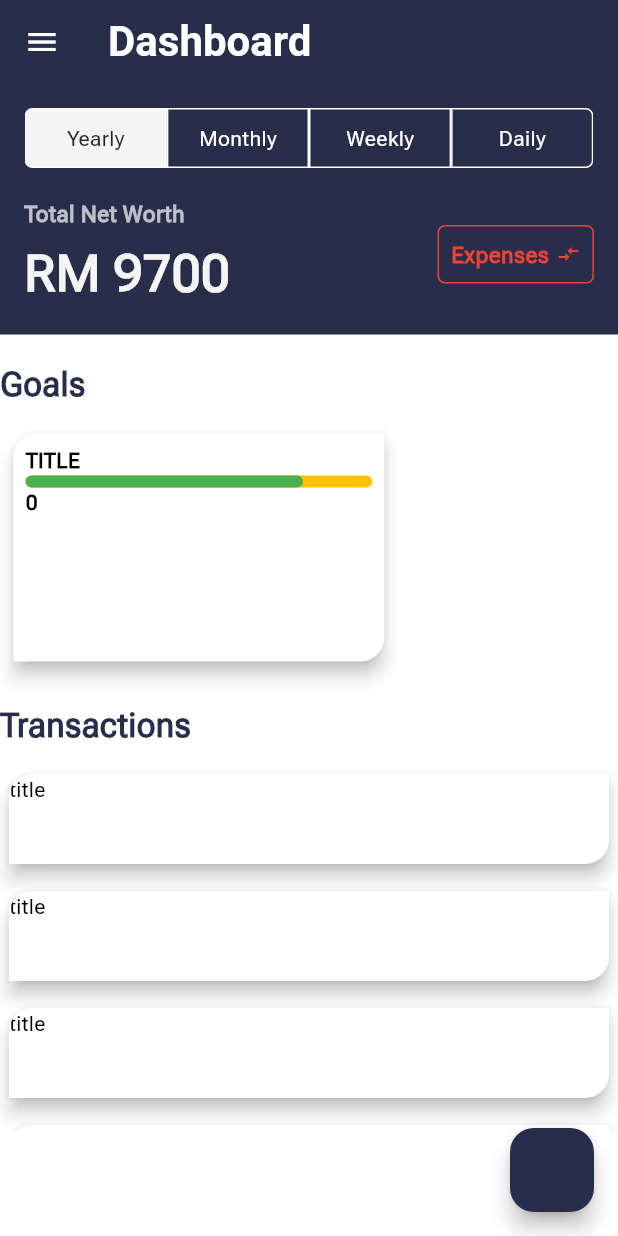
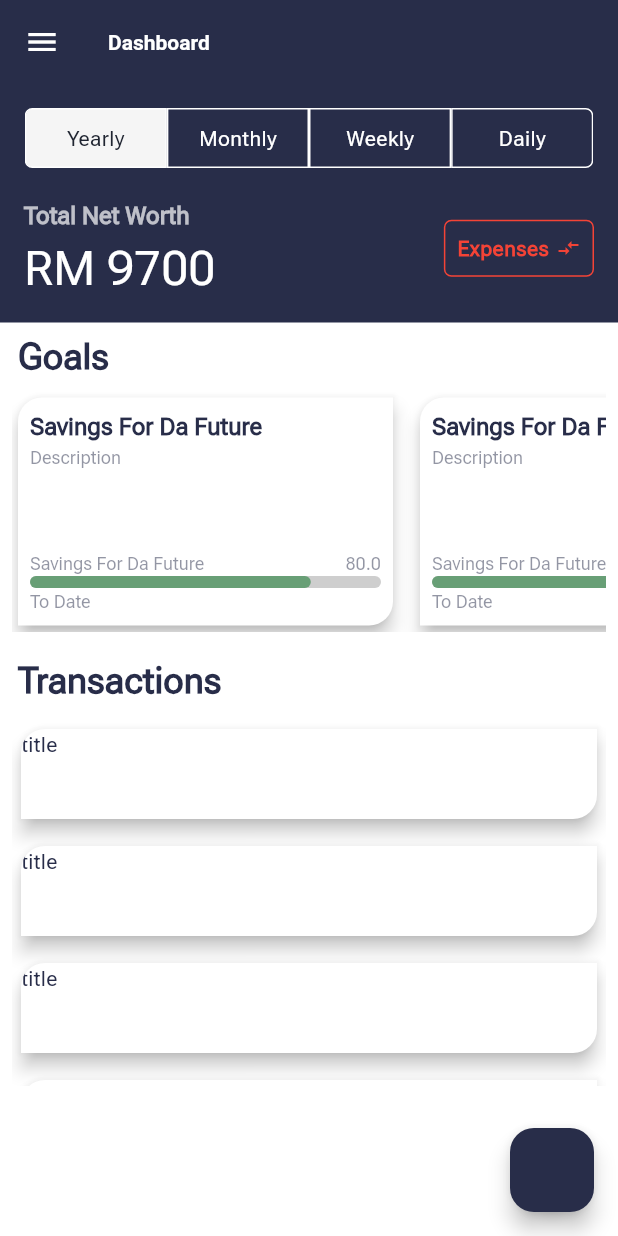
Before and after one commit to AnwarBujangHuat/budgetapp, a Flutter app: the screen it shows after launch, on a phone screen of 412 x 824 dp. Run offline on Flutter 3.47's test engine with Material 3 defaults, Android fonts, the phone set to English and light mode, and no system bars; our stand-ins replace connectivity_plus, dartz, dio, fl_chart, freezed_annotation, hooks_riverpod and 1 more; generated files the repository leaves out were written again.

Commit message:
🔥 ♻️ freezed file

```diff
--- a/lib/app/app_style.dart
+++ b/lib/app/app_style.dart
@@ -5,11 +5,63 @@ ThemeData lightThemeData = ThemeData(
     appBarTheme: const AppBarTheme(
         backgroundColor: AppColors.darkBlue,
         iconTheme: IconThemeData(color: AppColors.white),
-        titleTextStyle: TextStyle(
-            fontSize: AppFontSizes.title1,
-            color: AppColors.white,
-            fontWeight: FontWeight.bold)),
+        titleTextStyle:
+            TextStyle(color: AppColors.white, fontWeight: FontWeight.bold)),
     cardColor: AppColors.white,
+    textTheme: const TextTheme(
+      titleSmall: TextStyle(
+        letterSpacing: 0,
+        fontSize: FontSize.smallTitle,
+        fontWeight: FontWeight.bold,
+        color: AppColors.darkBlue,
+      ),
+      titleMedium: TextStyle(
+        letterSpacing: 0,
+        fontSize: FontSize.mediumTitle,
+        color: AppColors.darkBlue,
+      ),
+      displaySmall: TextStyle(
+        letterSpacing: 0,
+        fontSize: FontSize.smallDisplay,
+        color: AppColors.darkBlue,
+      ),
+      displayMedium: TextStyle(
+        fontSize: FontSize.mediumDisplay,
+        fontWeight: FontWeight.w900,
+        color: AppColors.darkBlue,
+      ),
+      displayLarge: TextStyle(
+        fontSize: FontSize.largeDisplay,
+        color: AppColors.darkBlue,
+      ),
+      titleLarge: TextStyle(
+        fontSize: FontSize.largeTitle,
+        fontWeight: FontWeight.bold,
+        color: AppColors.darkBlue,
+      ),
+      bodySmall: TextStyle(
+        fontSize: FontSize.subtitle,
+        color: AppColors.darkBlue,
+      ),
+      bodyMedium: TextStyle(
+        fontSize: FontSize.body,
+        color: AppColors.darkBlue,
+      ),
+      bodyLarge: TextStyle(
+        fontSize: FontSize.smallTitle,
+        color: AppColors.darkBlue,
+      ),
+      labelMedium: TextStyle(
+        letterSpacing: 0,
+        fontSize: FontSize.body,
+        color: AppColors.darkBlue,
+      ),
+      labelSmall: TextStyle(
+        letterSpacing: 0,
+        fontSize: FontSize.subtitle,
+        color: AppColors.darkBlueLessOpacity,
+      ),
+    ),
     colorScheme: const ColorScheme(
         brightness: Brightness.light,
         primary: AppColors.darkBlue,
@@ -53,11 +105,12 @@ class AppColors {
   static const Color cardBackgroundColor = Color.fromARGB(255, 28, 28, 28);
   static const Color blackVariant = Color(0xFF333333);
   static const Color darkBlue = Color(0xFF282D49);
+  static const Color darkBlueLessOpacity =
+      Color.fromARGB(128, 0x28, 0x2D, 0x49);
   static const Color primaryDarkBackground = Color.fromARGB(255, 19, 19, 20);
   static const Color secondaryDarkBackground = Color(0xFF1F212A);
   static const Color darkBlueVariant = Color(0xFF202531);
-  static const Color lightGreen = Colors.green;
-  static const Color lightGreenVariant = Colors.lightGreen;
+  static const Color lightGreen = Color(0xCC4F9360);
   static const Color lightRed = Colors.red;
   static const Color lightRedVariant = Colors.redAccent;
   static const Color darkYellow = Color(0xFFFFD700);
@@ -65,26 +118,13 @@ class AppColors {
   static const Color lightYellowVariant = Color(0xFFFFFACD);
 }
 
-class AppFontSizes {
-  static const double title4 = 34.0;
-
-  static const double title1 = 28.0;
-
-  static const double title2 = 22.0;
-
-  static const double title3 = 20.0;
-
-  static const double headline = 17.0;
-
-  static const double subheadline = 15.0;
-
-  static const double body = 16.0;
-
-  static const double callout = 16.0;
-
-  static const double footnote = 13.0;
-
-  static const double caption1 = 12.0;
-
-  static const double caption2 = 11.0;
+class FontSize {
+  static const double largeDisplay = 96;
+  static const double mediumDisplay = 48;
+  static const double smallDisplay = 32;
+  static const double largeTitle = 24;
+  static const double mediumTitle = 20;
+  static const double smallTitle = 16;
+  static const double body = 14;
+  static const double subtitle = 12;
 }
--- a/lib/common/widgets/header.dart
+++ b/lib/common/widgets/header.dart
@@ -1,4 +1,3 @@
-import 'package:budgetapp/app/app_style.dart';
 import 'package:flutter/material.dart';
 
 class AHeader extends StatelessWidget {
@@ -9,12 +8,8 @@ class AHeader extends StatelessWidget {
     final theme = Theme.of(context);
 
     return Padding(
-      padding: const EdgeInsets.symmetric(vertical: 8.0),
-      child: Text(title,
-          style: TextStyle(
-              fontSize: AppFontSizes.title2,
-              color: theme.primaryColorLight,
-              fontWeight: FontWeight.bold)),
+      padding: const EdgeInsets.symmetric(vertical: 8.0, horizontal: 4),
+      child: Text(title, style: theme.textTheme.titleLarge),
     );
   }
 }
--- a/lib/presentation/dashboard/view/dashboard_view.dart
+++ b/lib/presentation/dashboard/view/dashboard_view.dart
@@ -49,8 +49,15 @@ class DashboardView extends ConsumerWidget {
           shrinkWrap: true,
           children: const [
             MyHeader(),
-            MyGoals(),
-            MyTransactions(),
+            Padding(
+              padding: EdgeInsets.symmetric(horizontal: 8.0),
+              child: Column(
+                children: [
+                  MyGoals(),
+                  MyTransactions(),
+                ],
+              ),
+            )
           ],
         ),
       ),
@@ -63,6 +70,8 @@ class MyHeader extends ConsumerWidget {
 
   @override
   Widget build(BuildContext context, WidgetRef ref) {
+    final theme = Theme.of(context);
+
     String selectedValue = ref.watch(selectedButtonProvider) ??
         AppLocalizations.of(context)!.expenses;
 
@@ -106,20 +115,14 @@ class MyHeader extends ConsumerWidget {
                       children: [
                         Text(
                           AppLocalizations.of(context)!.totalNetWorth,
-                          style: const TextStyle(
-                            fontSize: AppFontSizes.subheadline,
-                            color: AppColors.offWhiteVariant,
-                            fontWeight: FontWeight.bold,
-                          ),
+                          style: theme.textTheme.titleSmall!
+                              .copyWith(color: AppColors.offWhiteVariant),
                         ),
                         const SizedH05(),
-                        const Text(
+                        Text(
                           "RM 9700",
-                          style: TextStyle(
-                            fontSize: AppFontSizes.title4,
-                            color: AppColors.offWhite,
-                            fontWeight: FontWeight.bold,
-                          ),
+                          style: theme.textTheme.displaySmall!
+                              .copyWith(color: AppColors.white),
                         ),
                       ],
                     ),
@@ -138,7 +141,7 @@ class MyHeader extends ConsumerWidget {
                             color: selectedValue !=
                                     AppLocalizations.of(context)!.income
                                 ? AppColors.lightRed
-                                : AppColors.lightGreenVariant,
+                                : AppColors.lightGreen,
                           ),
                           borderRadius: BorderRadius.circular(5),
                         ),
@@ -150,11 +153,10 @@ class MyHeader extends ConsumerWidget {
                               Text(
                                 selectedValue,
                                 style: TextStyle(
-                                  fontSize: AppFontSizes.subheadline,
                                   color: selectedValue !=
                                           AppLocalizations.of(context)!.income
                                       ? AppColors.lightRed
-                                      : AppColors.lightGreenVariant,
+                                      : AppColors.lightGreen,
                                   fontWeight: FontWeight.bold,
                                 ),
                               ),
@@ -165,7 +167,7 @@ class MyHeader extends ConsumerWidget {
                                 color: selectedValue !=
                                         AppLocalizations.of(context)!.income
                                     ? AppColors.lightRed
-                                    : AppColors.lightGreenVariant,
+                                    : AppColors.lightGreen,
                               ),
                             ],
                           ),
@@ -208,7 +210,6 @@ class MyGoals extends ConsumerWidget {
     return Column(
       crossAxisAlignment: CrossAxisAlignment.start,
       children: [
-        const SizedH10(),
         const AHeader(title: "Goals"),
         ref.watch(transactionViewmodelProvider).when(
           loading: () {
@@ -216,19 +217,19 @@ class MyGoals extends ConsumerWidget {
           },
           data: (dataList) {
             return SizedBox(
-              height: 170,
+              height: 160,
               child: ListView.separated(
-                padding: const EdgeInsets.all(5),
+                padding: EdgeInsets.zero,
                 separatorBuilder: (context, index) => const SizedW10(),
                 scrollDirection: Axis.horizontal,
                 itemBuilder: (context, index) => GoalCard(
                   onPressed: () {},
-                  title: index.toString(),
-                  description: '',
+                  title: "Savings For Da Future",
+                  description: 'Description',
                   total: 100,
                   progress: 80,
                 ),
-                itemCount: 1,
+                itemCount: 3,
               ),
             );
           },
--- a/lib/presentation/dashboard/widget/card_goal.dart
+++ b/lib/presentation/dashboard/widget/card_goal.dart
@@ -19,21 +19,36 @@ class GoalCard extends StatelessWidget {
 
   @override
   Widget build(BuildContext context) {
+    ThemeData currentTheme = Theme.of(context);
     return Card(
       child: Container(
         padding: const EdgeInsets.all(8),
-        width: MediaQuery.of(context).size.width * 0.6,
         constraints: const BoxConstraints(minWidth: 100, maxWidth: 250),
         child: Column(
           crossAxisAlignment: CrossAxisAlignment.start,
           children: [
-            const Text('TITLE', style: TextStyle(fontWeight: FontWeight.bold)),
+            Expanded(
+                child: Column(
+              crossAxisAlignment: CrossAxisAlignment.start,
+              children: [
+                Text(title, style: currentTheme.textTheme.titleSmall),
+                Text(description, style: currentTheme.textTheme.labelSmall),
+              ],
+            )),
+            Row(
+              mainAxisSize: MainAxisSize.max,
+              mainAxisAlignment: MainAxisAlignment.spaceBetween,
+              children: [
+                Text(title, style: currentTheme.textTheme.labelSmall),
+                Text(progress.toString(),
+                    style: currentTheme.textTheme.labelSmall),
+              ],
+            ),
             _LinearProgressIndicator(
               value: progress,
               total: total,
             ),
-            Text(title, style: const TextStyle(fontWeight: FontWeight.bold)),
-            Text(description),
+            Text("To Date", style: currentTheme.textTheme.labelSmall),
           ],
         ),
       ),
@@ -51,7 +66,7 @@ class _LinearProgressIndicator extends StatelessWidget {
     return LinearProgressIndicator(
         minHeight: 8,
         value: value / total,
-        backgroundColor: Colors.amber,
+        backgroundColor: Colors.grey.withOpacity(.5),
         color: calculateProgressColor(value, total),
         borderRadius: BorderRadius.circular(10));
   }
--- a/lib/presentation/dashboard/widget/line_chart.dart
+++ b/lib/presentation/dashboard/widget/line_chart.dart
@@ -74,10 +74,8 @@ class LineChartWidget extends StatelessWidget {
       );
 
   Widget bottomTitleWidgets(double value, TitleMeta meta) {
-    const style = TextStyle(
-        fontSize: AppFontSizes.caption2,
-        color: AppColors.white,
-        fontWeight: FontWeight.bold);
+    const style =
+        TextStyle(color: AppColors.white, fontWeight: FontWeight.bold);
 
     return SideTitleWidget(
       axisSide: meta.axisSide,
@@ -110,7 +108,7 @@ class LineChartWidget extends StatelessWidget {
       );
 
   LineChartBarData get lineChartBarData1_1 => LineChartBarData(
-        color: isExpenses ? AppColors.lightGreenVariant : AppColors.lightRed,
+        color: isExpenses ? AppColors.lightGreen : AppColors.lightRed,
         barWidth: 2,
         isStrokeCapRound: true,
         dotData: const FlDotData(show: false),
@@ -120,7 +118,7 @@ class LineChartWidget extends StatelessWidget {
                 begin: Alignment.topCenter,
                 end: Alignment.bottomCenter,
                 colors: [
-                  isExpenses ? AppColors.lightGreenVariant : AppColors.lightRed,
+                  isExpenses ? AppColors.lightGreen : AppColors.lightRed,
                   Colors.transparent
                 ])),
         spots: const [
```
